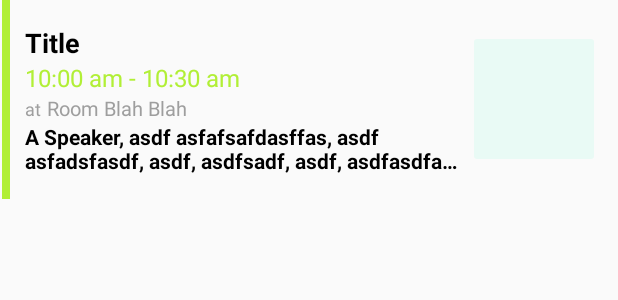
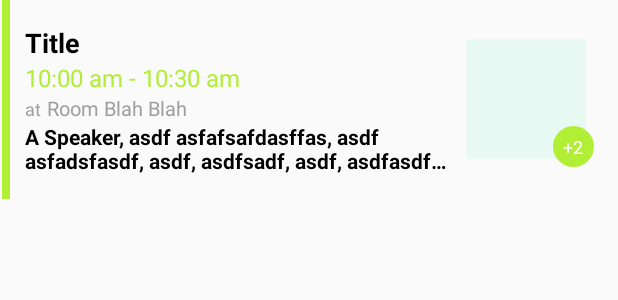
Before and after one commit to Droidcon-Boston/conference-app-android, an Android app: the layout schedule_item.xml on its own in the app's theme, with its tools: preview values and no code run, on a phone screen of 412 x 824 dp. Shown: the top 300 px of the screen. Run offline under Robolectric (Android 15) with nearby library versions, the phone set to English and light mode, and no system bars.

Commit message:
add +N indicator to speakers for sessions

```diff
--- a/Droidcon-Boston/app/src/main/java/com/mentalmachines/droidcon_boston/views/agenda/ScheduleAdapterItem.kt
+++ b/Droidcon-Boston/app/src/main/java/com/mentalmachines/droidcon_boston/views/agenda/ScheduleAdapterItem.kt
@@ -91,6 +91,9 @@ class ScheduleAdapterItem internal constructor(val itemData: ScheduleDatabase.Sc
             holder.speaker.text = itemData.speakerName
             holder.room.text = itemData.room
 
+            holder.speakerCount.visibility = if (itemData.speakerCount > 1) View.VISIBLE else View.GONE
+            holder.speakerCount.text = String.format("+%d", itemData.speakerCount-1)
+
             val context = holder.title.context
             Glide.with(context)
                     .load(itemData.photo)
@@ -130,6 +133,8 @@ class ScheduleAdapterItem internal constructor(val itemData: ScheduleDatabase.Sc
 
         lateinit var speaker: TextView
 
+        lateinit var speakerCount: TextView
+
         lateinit var room: TextView
 
         lateinit var sessionLayout: View
@@ -153,6 +158,7 @@ class ScheduleAdapterItem internal constructor(val itemData: ScheduleDatabase.Sc
             title = parent.findViewById(R.id.title_text)
             time = parent.findViewById(R.id.time_text)
             speaker = parent.findViewById(R.id.speaker_name_text)
+            speakerCount = parent.findViewById(R.id.speaker_count)
             room = parent.findViewById(R.id.room_text)
             sessionLayout = parent.findViewById(R.id.session_layout)
             bigTitle = parent.findViewById(R.id.bigtitle_text)
--- /dev/null
+++ b/Droidcon-Boston/app/src/main/res/drawable/circular_textview_accent_background.xml
@@ -0,0 +1,10 @@
+<?xml version="1.0" encoding="utf-8"?>
+<shape xmlns:android="http://schemas.android.com/apk/res/android"
+    android:shape="oval" >
+    <corners android:radius="10dp" />
+    <stroke
+        android:width="5dp"
+        android:color="@color/colorAccent" />
+
+    <solid android:color="@color/colorAccent" />
+</shape>
--- a/Droidcon-Boston/app/src/main/res/layout/schedule_item.xml
+++ b/Droidcon-Boston/app/src/main/res/layout/schedule_item.xml
@@ -99,14 +99,32 @@
 
     </LinearLayout>
 
-    <ImageView
-        android:layout_width="80dp"
-        android:layout_height="80dp"
+    <FrameLayout
+        android:layout_width="90dp"
+        android:layout_height="90dp"
         android:layout_marginEnd="16dp"
-        android:layout_gravity="center_vertical"
-        android:contentDescription="@string/speaker_avatar"
-        tools:src="@drawable/bg_social_btn"
-        android:id="@+id/speaker_image"/>
+        android:layout_gravity="center_vertical">
+        <ImageView
+            android:layout_width="80dp"
+            android:layout_height="80dp"
+            android:layout_gravity="center"
+            android:contentDescription="@string/speaker_avatar"
+            tools:src="@drawable/bg_social_btn"
+            android:id="@+id/speaker_image"/>
+        <TextView
+            android:id="@+id/speaker_count"
+            android:visibility="gone"
+            android:layout_width="27dp"
+            android:layout_height="27dp"
+            android:layout_gravity="bottom|end"
+            android:background="@drawable/circular_textview_accent_background"
+            android:gravity="center"
+            android:padding="5dp"
+            android:textColor="@android:color/white"
+            android:textSize="12sp"
+            tools:text="+2"
+            tools:visibility="visible"/>
+    </FrameLayout>
 
 
     <TextView
```
